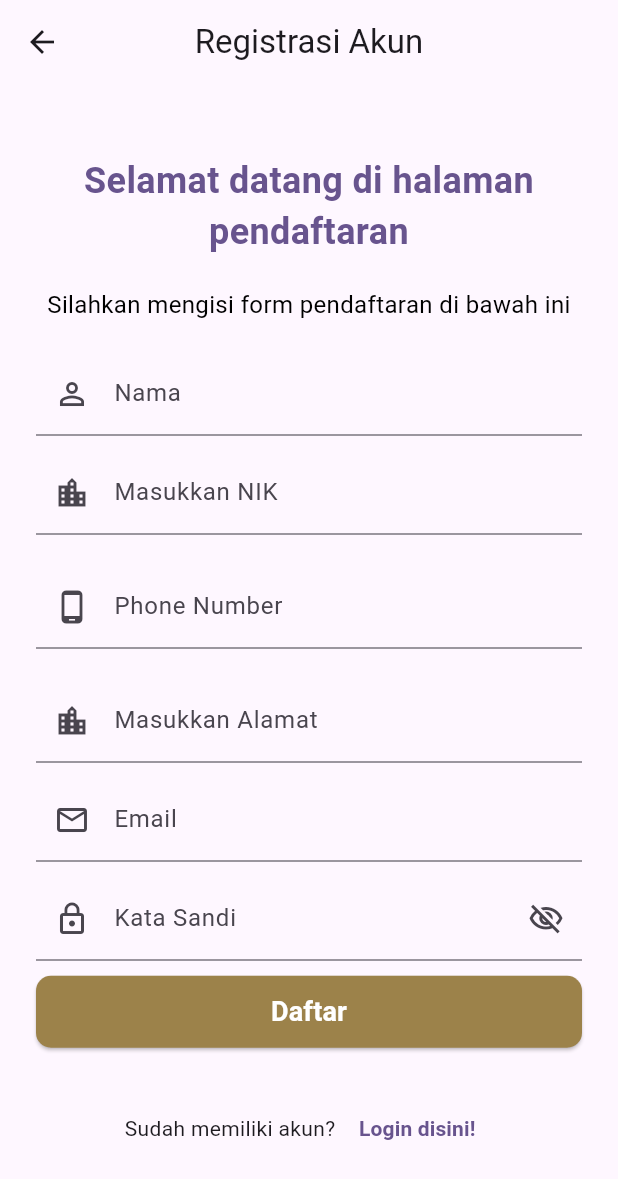
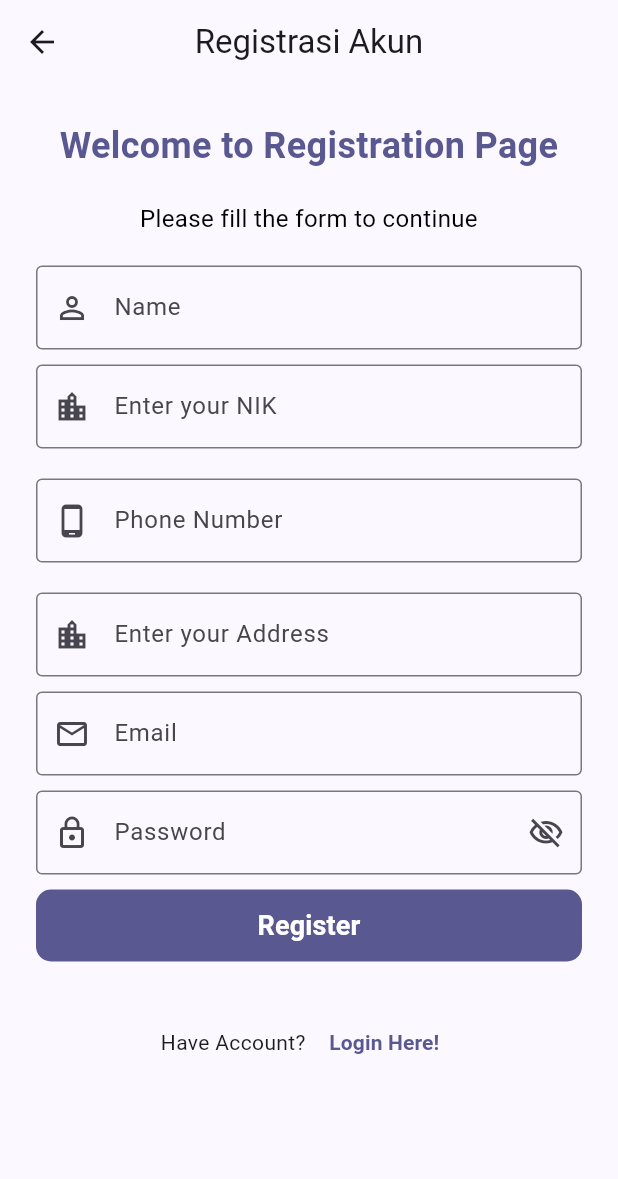
Before and after one commit to taworld-star/utspam_C_IF5B_0040, a Flutter app: the RegisterPage screen opened directly, on a phone screen of 412 x 824 dp. Shown: the top 1179 px of the screen. Run offline on Flutter 3.47's test engine with Material 3 defaults, Android fonts, the phone set to English and light mode, and no system bars.

Commit message:
register more

```diff
--- a/lib/main.dart
+++ b/lib/main.dart
@@ -1,12 +1,13 @@
+import 'package:car_rental_app/screen/register_page.dart';
 import 'package:flutter/material.dart';
 import 'screen/login_page.dart';
 
 void main() {
-  runApp(const MyApp());
+  runApp(const RentalCar());
 }
 
-class MyApp extends StatelessWidget {
-  const MyApp({super.key});
+class RentalCar extends StatelessWidget {
+  const RentalCar({super.key});
 
   // This widget is the root of your application.
   @override
@@ -14,10 +15,9 @@ class MyApp extends StatelessWidget {
     return MaterialApp(
       title: 'Car Rental App',
       theme: ThemeData(
-
-        colorScheme: ColorScheme.fromSeed(seedColor: Colors.deepPurple),
+        colorScheme: ColorScheme.fromSeed(seedColor: Color(0xff605EA1)),
       ),
-      home: const LoginPage(),
+      home: const RegisterPage(),
       debugShowCheckedModeBanner: false,
     );
   }
--- a/lib/screen/login_page.dart
+++ b/lib/screen/login_page.dart
@@ -41,10 +41,10 @@ class _LoginPageState extends State<LoginPage> {
               crossAxisAlignment: CrossAxisAlignment.stretch,
               children: [
                 // Logo atau Title
-                Image.asset('assets/images/logo.png', height: 200),
-                const SizedBox(height: 16),
+                 Image.asset('assets/images/logoo.png', height: 160),
+
                 const Text(
-                  'Aplikasi Sewa Mobil',
+                  'Rental Car Application',
                   textAlign: TextAlign.center,
                   style: TextStyle(
                     fontSize: 28,
@@ -53,7 +53,7 @@ class _LoginPageState extends State<LoginPage> {
                   ),
                 ),
                 const Text(
-                  'Selamat Datang di Aplikasi Sewa Mobil\nSilakan login untuk melanjutkan ke aplikasi!',
+                  'Welcome to Rental Car Application\n Please login to continue!',
                   textAlign: TextAlign.center,
                   style: TextStyle(
                     fontSize: 16,
@@ -68,16 +68,16 @@ class _LoginPageState extends State<LoginPage> {
                   keyboardType: TextInputType.emailAddress,
                   decoration: const InputDecoration(
                     labelText: 'Username',
-                    hintText: 'Masukkan username Anda',
+                    hintText: 'Enter your username',
                     prefixIcon: Icon(Icons.account_circle),
                     border: OutlineInputBorder(),
                   ),
                   validator: (value) {
                     if (value == null || value.isEmpty) {
-                      return 'Username tidak boleh kosong';
+                      return 'Username cannot be empty';
                     }
                     if (!value.contains('@')) {
-                      return 'Username tidak valid';
+                      return 'Username not valid';
                     }
                     return null;
                   },
@@ -90,7 +90,7 @@ class _LoginPageState extends State<LoginPage> {
                   obscureText: _obscurePassword,
                   decoration: InputDecoration(
                     labelText: 'Password',
-                    hintText: 'Masukkan password Anda',
+                    hintText: 'Enter your password',
                     prefixIcon: const Icon(Icons.lock),
                     suffixIcon: IconButton(
                       icon: Icon(
@@ -108,10 +108,10 @@ class _LoginPageState extends State<LoginPage> {
                   ),
                   validator: (value) {
                     if (value == null || value.isEmpty) {
-                      return 'Password tidak boleh kosong';
+                      return 'Password cannot be empty';
                     }
                     if (value.length < 6) {
-                      return 'Password minimal 6 karakter';
+                      return 'Password minimum 6 digits';
                     }
                     return null;
                   },
@@ -123,7 +123,7 @@ class _LoginPageState extends State<LoginPage> {
                   onPressed: _login,
                   style: ElevatedButton.styleFrom(
                     padding: const EdgeInsets.symmetric(vertical: 16),
-                    backgroundColor: Colors.deepPurple,
+                    backgroundColor: Color(0xff605EA1),
                     foregroundColor: Colors.white,
                   ),
                   child: const Text(
@@ -137,12 +137,12 @@ class _LoginPageState extends State<LoginPage> {
                 Row(
                   mainAxisAlignment: MainAxisAlignment.center,
                   children: [
-                    const Text('Belum punya akun? '),
+                    const Text('Cannot have account?'),
                     TextButton(
                       onPressed: () {
                         // TODO: Navigate to register screen
                       },
-                      child: const Text('Daftar'),
+                      child: const Text('Register'),
                     ),
                   ],
                 ),
--- a/lib/screen/register_page.dart
+++ b/lib/screen/register_page.dart
@@ -56,16 +56,15 @@ class _RegisterPageState extends State<RegisterPage> {
         title: Text('Registrasi Akun'),
         centerTitle: true,
       ),
-      body: Center(
+      body: SafeArea(
         child: SingleChildScrollView(
           padding: const EdgeInsets.all(24.0),
           child: Column(
             mainAxisAlignment: MainAxisAlignment.center,
             crossAxisAlignment: CrossAxisAlignment.stretch,
-            children: <Widget>[
-
+            children: [
               Text(
-                'Selamat datang di halaman pendaftaran',
+                'Welcome to Registration Page',
                 textAlign: TextAlign.center,
                 style: TextStyle(
                   fontSize: 24,
@@ -75,7 +74,7 @@ class _RegisterPageState extends State<RegisterPage> {
               ),
               const SizedBox(height: 20),
               Text(
-                'Silahkan mengisi form pendaftaran di bawah ini',
+                'Please fill the form to continue',
                 textAlign: TextAlign.center,
                 style: TextStyle(
                   fontSize: 16,
@@ -93,16 +92,16 @@ class _RegisterPageState extends State<RegisterPage> {
                     TextFormField(
                       controller: _nameController,
                       decoration: InputDecoration(
-                        labelText: 'Nama',
-                        hintText: 'Masukkan nama',
+                        labelText: 'Name',
+                        hintText: 'Enter your name',
                         prefixIcon: Icon(Icons.person_outline),
-                        border: UnderlineInputBorder(
+                        border: OutlineInputBorder(
                           borderSide: BorderSide(
                             color: Colors.grey,
                             width: 1.0,
                           ),
                         ),
-                        focusedBorder: UnderlineInputBorder(
+                        focusedBorder: OutlineInputBorder(
                           borderSide: BorderSide(
                             color: Theme.of(context).primaryColor,
                             width: 2.0,
@@ -111,7 +110,7 @@ class _RegisterPageState extends State<RegisterPage> {
                       ),
                       validator: (value) {
                         if (value == null || value.isEmpty) {
-                          return 'Nama tidak boleh kosong';
+                          return 'Name cannot Empty';
                         }
                         return null;
                       },
@@ -122,16 +121,16 @@ class _RegisterPageState extends State<RegisterPage> {
                     TextFormField(
                       controller: _nikController,
                       decoration: InputDecoration(
-                        labelText: 'Masukkan NIK',
-                        hintText: 'Contoh: 1234567890123456',
+                        labelText: 'Enter your NIK',
+                        hintText: 'Example: 1234567890123456',
                         prefixIcon: Icon(Icons.location_city_outlined),
-                        border: UnderlineInputBorder(
+                        border: OutlineInputBorder(
                           borderSide: BorderSide(
                             color: Colors.grey,
                             width: 1.0,
                           ),
                         ),
-                        focusedBorder: UnderlineInputBorder(
+                        focusedBorder: OutlineInputBorder(
                           borderSide: BorderSide(
                             color: Theme.of(context).primaryColor,
                             width: 2.0,
@@ -140,7 +139,10 @@ class _RegisterPageState extends State<RegisterPage> {
                       ),
                       validator: (value) {
                         if (value == null || value.isEmpty) {
-                          return 'NIK tidak boleh kosong';
+                          return 'NIK cannot be empty';
+                        }
+                        if(value.length < 16 || value.length > 16){
+                          return 'NIK must be 16 digits';
                         }
                         return null;
                       },
@@ -155,13 +157,13 @@ class _RegisterPageState extends State<RegisterPage> {
                         labelText: 'Phone Number',
                         hintText: 'Example: 08123456789',
                         prefixIcon: Icon(Icons.phone_android_outlined),
-                        border: UnderlineInputBorder(
+                        border: OutlineInputBorder(
                           borderSide: BorderSide(
                             color: Colors.grey,
                             width: 1.0,
                           ),
                         ),
-                        focusedBorder: UnderlineInputBorder(
+                        focusedBorder: OutlineInputBorder(
                           borderSide: BorderSide(
                             color: Theme.of(context).primaryColor,
                             width: 2.0,
@@ -183,18 +185,18 @@ class _RegisterPageState extends State<RegisterPage> {
 
                     // Address Field
                     TextFormField(
-                      controller: _nikController,
+                      controller: _addressController,
                       decoration: InputDecoration(
-                        labelText: 'Masukkan Alamat',
-                        hintText: 'Misal: Jakarta, Indonesia',
+                        labelText: 'Enter your Address',
+                        hintText: 'Example: Jakarta, Indonesia',
                         prefixIcon: Icon(Icons.location_city_outlined),
-                        border: UnderlineInputBorder(
+                        border: OutlineInputBorder(
                           borderSide: BorderSide(
                             color: Colors.grey,
                             width: 1.0,
                           ),
                         ),
-                        focusedBorder: UnderlineInputBorder(
+                        focusedBorder: OutlineInputBorder(
                           borderSide: BorderSide(
                             color: Theme.of(context).primaryColor,
                             width: 2.0,
@@ -203,7 +205,7 @@ class _RegisterPageState extends State<RegisterPage> {
                       ),
                       validator: (value) {
                         if (value == null || value.isEmpty) {
-                          return 'NIK tidak boleh kosong';
+                          return 'Address cannot be empty';
                         }
                         return null;
                       },
@@ -216,15 +218,15 @@ class _RegisterPageState extends State<RegisterPage> {
                       keyboardType: TextInputType.emailAddress,
                       decoration: InputDecoration(
                         labelText: 'Email',
-                        hintText: 'Masukkan Email',
+                        hintText: 'Example: abcd@gmail.com',
                         prefixIcon: Icon(Icons.email_outlined),
-                        border: UnderlineInputBorder(
+                        border: OutlineInputBorder(
                           borderSide: BorderSide(
                             color: Colors.grey,
                             width: 1.0,
                           ),
                         ),
-                        focusedBorder: UnderlineInputBorder(
+                        focusedBorder: OutlineInputBorder(
                           borderSide: BorderSide(
                             color: Theme.of(context).primaryColor,
                             width: 2.0,
@@ -233,15 +235,15 @@ class _RegisterPageState extends State<RegisterPage> {
                       ),
                       validator: (value) {
                         if (value == null || value.isEmpty) {
-                          return 'Email tidak boleh kosong';
+                          return 'Email cannot be empty';
                         }
                         // Basic email format validation
                         if (!value.contains('@') || !value.contains('.')) {
-                          return 'Format email tidak valid';
+                          return 'Invalid email format';
                         }
                         // Check for the specific domain ending
                         if (!_acceptedEmailDomains.any((domain) => value.endsWith(domain))) {
-                          return 'Hanya domain ${_acceptedEmailDomains.join(', ')} yang bisa diterima';
+                          return 'Only domains ${_acceptedEmailDomains.join(', ')} are accepted';
                         }
                         return null;
                       },
@@ -253,8 +255,8 @@ class _RegisterPageState extends State<RegisterPage> {
                       controller: _passwordController,
                       obscureText: _obscurePassword,
                       decoration: InputDecoration(
-                        labelText: 'Kata Sandi',
-                        hintText: 'Masukkan kata sandi',
+                        labelText: 'Password',
+                        hintText: 'Enter your password',
                         prefixIcon: Icon(Icons.lock_outline),
                         suffixIcon: IconButton(
                           icon: Icon(
@@ -266,13 +268,13 @@ class _RegisterPageState extends State<RegisterPage> {
                             });
                           },
                         ),
-                        border: UnderlineInputBorder(
+                        border: OutlineInputBorder(
                           borderSide: BorderSide(
                             color: Colors.grey,
                             width: 1.0,
                           ),
                         ),
-                        focusedBorder: UnderlineInputBorder(
+                        focusedBorder: OutlineInputBorder(
                           borderSide: BorderSide(
                             color: Theme.of(context).primaryColor,
                             width: 2.0,
@@ -292,10 +294,10 @@ class _RegisterPageState extends State<RegisterPage> {
                     const SizedBox(height: 10),
 
                     // Register Button
-                    ElevatedButton(
+                    FilledButton(
                       onPressed: _register,
-                      style: ElevatedButton.styleFrom(
-                        backgroundColor: const Color(0xFF9C824A),
+                      style: FilledButton.styleFrom(
+                        // backgroundColor: const Color(0xFF9C824A),
                         padding: const EdgeInsets.symmetric(horizontal: 120.0),
                         minimumSize: const Size.fromHeight(48), // Make button at least 48 high
                         shape: RoundedRectangleBorder(
@@ -303,10 +305,11 @@ class _RegisterPageState extends State<RegisterPage> {
                         ),
                       ),
                       child: const Text(
-                        'Daftar',
+                        'Register',
                         style: TextStyle(fontSize: 18,
                         fontWeight: FontWeight.bold,
-                        color: Colors.white),
+                        // color: Colors.white
+                        ),
                       ),
                     ),
                     const SizedBox(height: 30),
@@ -315,13 +318,13 @@ class _RegisterPageState extends State<RegisterPage> {
                     Row(
                       mainAxisAlignment: MainAxisAlignment.center,
                       children: [
-                        const Text('Sudah memiliki akun? '),
+                        const Text('Have Account? '),
                         TextButton(
                           onPressed: () {
 
                           },
                           child: Text(
-                            'Login disini!',
+                            'Login Here!',
                             style: TextStyle(fontWeight: FontWeight.bold),
                           ),
                         ),
--- a/pubspec.yaml
+++ b/pubspec.yaml
@@ -59,7 +59,7 @@ flutter:
 
   # To add assets to your application, add an assets section, like this:
   assets:
-    - assets/images/logo.png
+    - assets/images/
 
 
   # An image asset can refer to one or more resolution-specific "variants", see
```
Also changed, not shown: lib/screen/home_page.dart (added, +15 -0 lines), assets/images/logo.png (deleted), assets/images/logoo.png (added), 1 other file.
